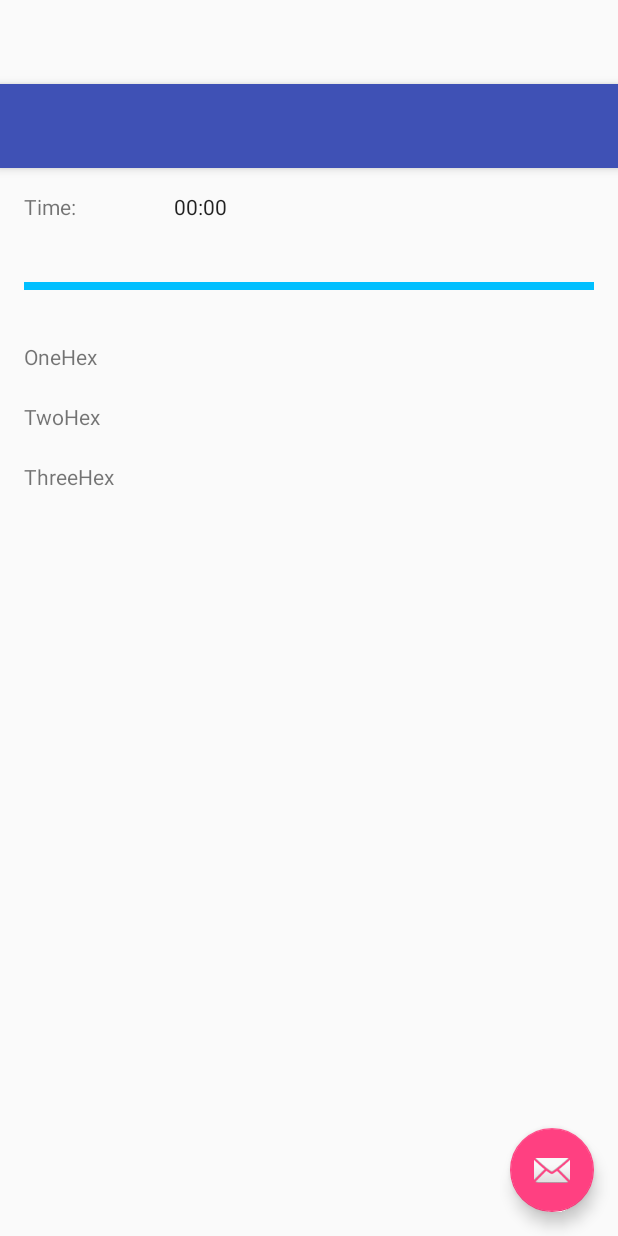
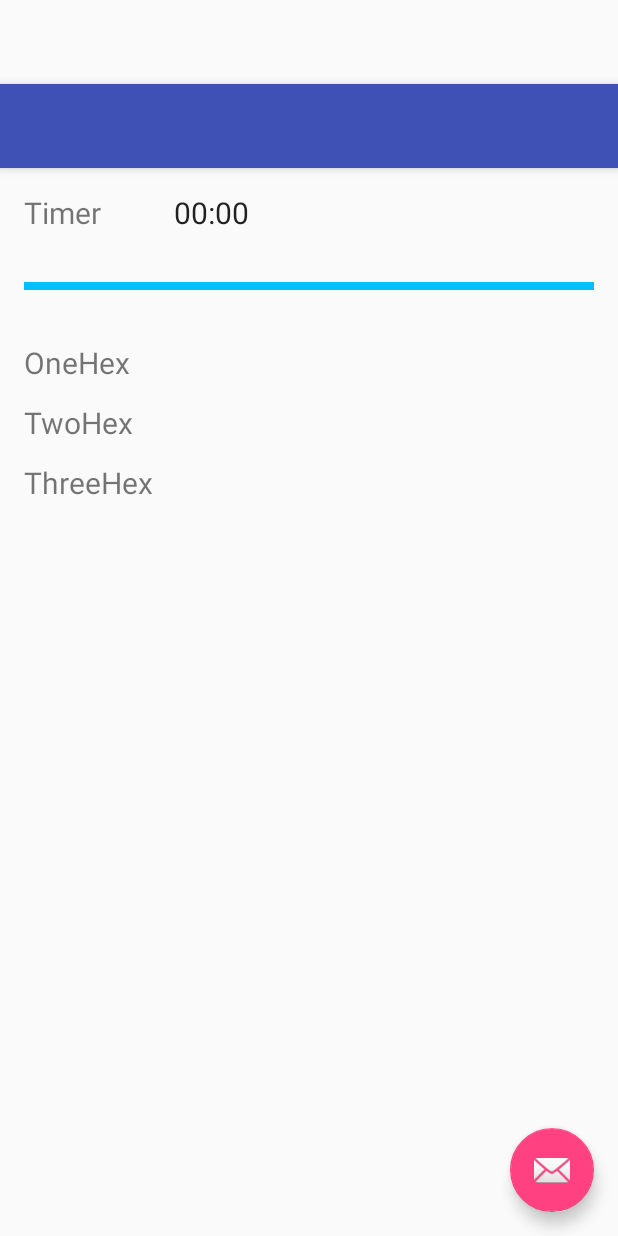
Before and after one commit to agithubusr/gpal, an Android app: the layout activity_main.xml on its own in the app's theme, with its tools: preview values and no code run, on a phone screen of 412 x 824 dp. Run offline under Robolectric (Android 15) with nearby library versions, the phone set to English and light mode, and no system bars.

```diff
--- a/app/build.gradle
+++ b/app/build.gradle
@@ -10,7 +10,7 @@ android {
         minSdkVersion 21
         targetSdkVersion 23
         versionCode 1
-        versionName "1.0"
+        versionName "1.0-" + new Date().format('yyMMddHHmmss')
     }
     buildTypes {
         release {
--- a/app/src/main/AndroidManifest.xml
+++ b/app/src/main/AndroidManifest.xml
@@ -3,6 +3,7 @@
           package="akira.gympal">
 
     <application
+            android:persistent="true"
             android:allowBackup="true"
             android:icon="@mipmap/ic_launcher"
             android:label="@string/app_name"
--- a/app/src/main/res/layout/content_main.xml
+++ b/app/src/main/res/layout/content_main.xml
@@ -15,10 +15,12 @@
 
     <TextView android:id="@+id/timer_label"
               android:text="@string/chrono"
+              android:textSize="20dp"
               android:layout_width="wrap_content"
               android:layout_height="wrap_content"/>
     <Chronometer
             android:id="@+id/timer"
+            android:textSize="20dp"
             android:layout_marginLeft="100dp"
             android:layout_width="wrap_content"
             android:layout_height="wrap_content" />
@@ -33,6 +35,7 @@
               android:layout_height="wrap_content"
               android:layout_marginTop="100dp"
               android:text="@string/one_hex"
+              android:textSize="20dp"
               android:id="@+id/one_hex"
               android:layout_gravity="center_horizontal" />
 
@@ -40,6 +43,7 @@
               android:layout_height="wrap_content"
               android:layout_marginTop="140dp"
               android:text="@string/two_hex"
+              android:textSize="20dp"
               android:id="@+id/two_hex"
               android:layout_gravity="center_horizontal" />
 
@@ -47,6 +51,7 @@
               android:layout_height="wrap_content"
               android:layout_marginTop="180dp"
               android:text="@string/three_hex"
+              android:textSize="20dp"
               android:id="@+id/three_hex"
               android:layout_gravity="center_horizontal" />
 </RelativeLayout>
--- a/app/src/main/res/values/strings.xml
+++ b/app/src/main/res/values/strings.xml
@@ -1,7 +1,7 @@
 <resources>
     <string name="app_name">Gym Pal</string>
     <string name="action_settings">Settings</string>
-    <string name="chrono">Time:</string>
+    <string name="chrono">Timer</string>
     <string name="one_hex">OneHex</string>
     <string name="two_hex">TwoHex</string>
     <string name="three_hex">ThreeHex</string>
```
Also changed, not shown: app/src/main/java/akira/gympal/MainActivity.kt (+7 -0 lines).
